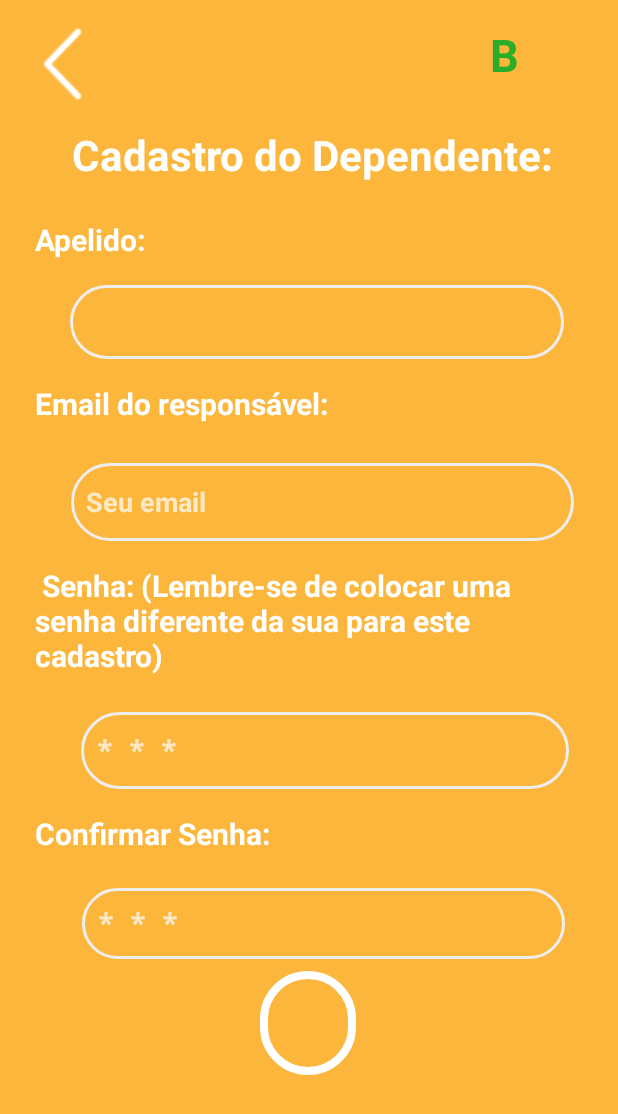
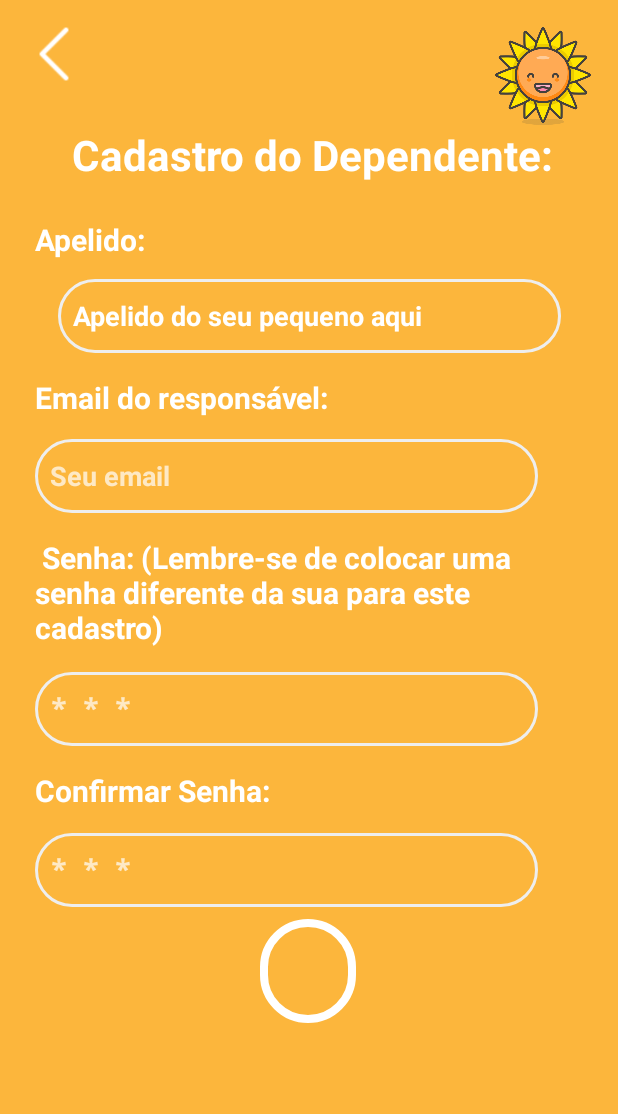
Before and after one commit to alanabanana/Babbler2, an Android app: the CadastroDpActivity screen opened directly, with no data from a screen before it, on a phone screen of 412 x 824 dp. Shown: the top 1114 px of the screen. Run offline under Robolectric (Android 15) with nearby library versions, the phone set to English and light mode, and no system bars; network calls fail.

Commit message:
arrumar imagem inicial, finalizar o layout do filho e finalizar o layout do pai

```diff
--- /dev/null
+++ b/app/src/main/java/com/example/ifpr/tccdaalana/PrimeiraTelaActivity.java
@@ -0,0 +1,4 @@
+package com.example.ifpr.tccdaalana;
+
+public class PrimeiraTelaActivity {
+}
--- a/app/src/main/res/layout/activity_cadastro_dp.xml
+++ b/app/src/main/res/layout/activity_cadastro_dp.xml
@@ -12,12 +12,12 @@
     android:layout_width="match_parent"
     android:layout_height="match_parent">
 
-    <TextView
-        android:layout_width="69dp"
-        android:layout_height="56dp"
+    <ImageView
+        android:layout_width="68dp"
+        android:layout_height="68dp"
         android:layout_marginTop="16dp"
         android:layout_marginEnd="16dp"
-        android:text="B"
+        android:background="@drawable/girassol"
         android:textColor="#2aae2a"
         android:textSize="30dp"
         android:textStyle="bold"
@@ -54,21 +54,18 @@
 
     <EditText
         android:id="@+id/TextApelido"
-        android:layout_width="329dp"
+        android:layout_width="335dp"
         android:layout_height="49dp"
-        android:layout_marginStart="36dp"
-        android:layout_marginTop="4dp"
         android:background="@drawable/meio"
         android:ems="10"
         android:inputType="textPersonName"
+        android:text="Apelido do seu pequeno aqui"
         android:textColor="#fff"
         android:textSize="18sp"
         android:textStyle="bold"
         app:layout_constraintEnd_toEndOf="parent"
-        app:layout_constraintHorizontal_bias="0.232"
         app:layout_constraintStart_toStartOf="parent"
-        app:layout_constraintTop_toBottomOf="@+id/textViewApelido"
-        tools:text="Apelido do seu pequeno aqui" />
+        app:layout_constraintTop_toBottomOf="@+id/textViewApelido" />
 
     <TextView
         android:id="@+id/textEmail"
@@ -88,8 +85,7 @@
     <EditText
         android:id="@+id/TextEmail"
         android:layout_width="335dp"
-        android:layout_height="52dp"
-        android:layout_marginTop="12dp"
+        android:layout_height="49dp"
         android:background="@drawable/meio"
         android:ems="10"
         android:hint="Seu email"
@@ -98,7 +94,7 @@
         android:textSize="18sp"
         android:textStyle="bold"
         app:layout_constraintEnd_toEndOf="parent"
-        app:layout_constraintHorizontal_bias="0.62"
+        app:layout_constraintHorizontal_bias="0.302"
         app:layout_constraintStart_toStartOf="parent"
         app:layout_constraintTop_toBottomOf="@+id/textEmail" />
 
@@ -118,9 +114,8 @@
 
     <EditText
         android:id="@+id/TextSenha"
-        android:layout_width="325dp"
-        android:layout_height="51dp"
-        android:layout_marginTop="8dp"
+        android:layout_width="335dp"
+        android:layout_height="49dp"
         android:background="@drawable/meio"
         android:ems="10"
         android:hint="* * *"
@@ -129,7 +124,7 @@
         android:textSize="18sp"
         android:textStyle="bold"
         app:layout_constraintEnd_toEndOf="parent"
-        app:layout_constraintHorizontal_bias="0.623"
+        app:layout_constraintHorizontal_bias="0.302"
         app:layout_constraintStart_toStartOf="parent"
         app:layout_constraintTop_toBottomOf="@+id/textSenha" />
 
@@ -169,21 +164,19 @@
 
     <ImageButton
         android:id="@+id/imageButtonSair"
-        android:onClick="voltarLogin"
-        android:layout_width="51dp"
-        android:layout_height="53dp"
+        android:layout_width="40dp"
+        android:layout_height="40dp"
         android:layout_marginStart="16dp"
         android:layout_marginTop="16dp"
+        android:background="@drawable/voltar"
+        android:onClick="voltarLogin"
         app:layout_constraintStart_toStartOf="parent"
-        app:layout_constraintTop_toTopOf="parent"
-        android:background="@drawable/voltar"
-         />
+        app:layout_constraintTop_toTopOf="parent" />
 
     <EditText
         android:id="@+id/TextConfirmarSenha"
-        android:layout_width="322dp"
-        android:layout_height="47dp"
-        android:layout_marginTop="8dp"
+        android:layout_width="335dp"
+        android:layout_height="49dp"
         android:background="@drawable/meio"
         android:ems="10"
         android:hint="* * *"
@@ -192,7 +185,7 @@
         android:textSize="18sp"
         android:textStyle="bold"
         app:layout_constraintEnd_toEndOf="parent"
-        app:layout_constraintHorizontal_bias="0.606"
+        app:layout_constraintHorizontal_bias="0.302"
         app:layout_constraintStart_toStartOf="parent"
         app:layout_constraintTop_toBottomOf="@+id/textConfirmaSenha" />
 
--- /dev/null
+++ b/app/src/main/res/layout/activity_primeira_tela.xml
@@ -0,0 +1,6 @@
+<?xml version="1.0" encoding="utf-8"?>
+<android.support.constraint.ConstraintLayout
+    xmlns:android="http://schemas.android.com/apk/res/android" android:layout_width="match_parent"
+    android:layout_height="match_parent">
+
+</android.support.constraint.ConstraintLayout>
```
Also changed, not shown: app/src/main/res/layout/activity_cadastro_resp.xml (+18 -9 lines), app/src/main/res/layout/activity_login.xml (+16 -13 lines).
